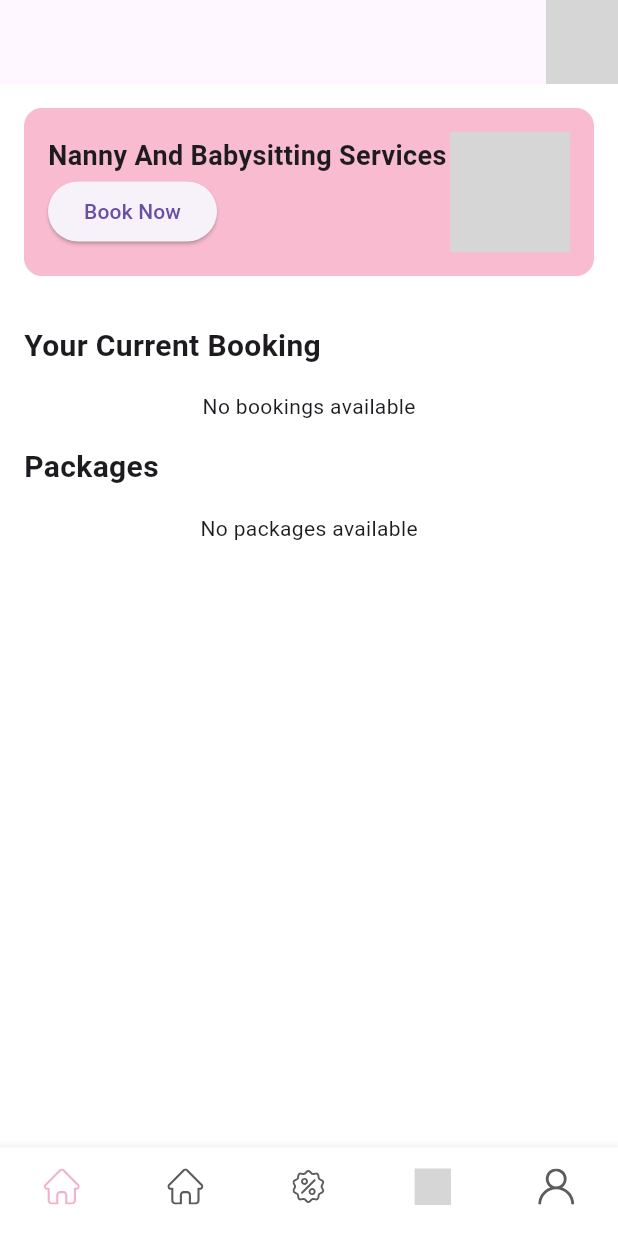
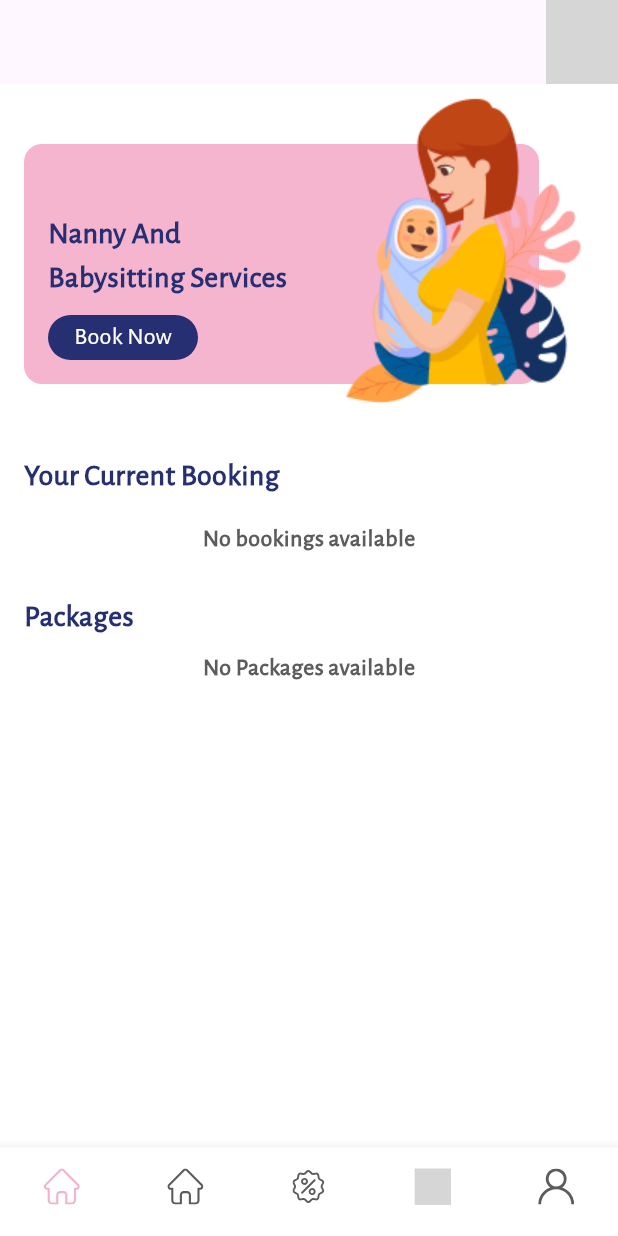
Before and after one commit to sapna187/task2, a Flutter app: the screen it shows after launch, on a phone screen of 412 x 824 dp. Run offline on Flutter 3.47's test engine with Material 3 defaults, Android fonts, the phone set to English and light mode, and no system bars; our stand-ins replace flutter_svg, get, image_picker; network calls fail; grey boxes are pictures that could not be loaded.

Commit message:
pre - changes

```diff
--- a/lib/booking/bookings.dart
+++ b/lib/booking/bookings.dart
@@ -1,6 +1,9 @@
 import 'package:flutter/material.dart';
+import 'package:flutter_svg/svg.dart';
 import 'package:get/get.dart';
 import 'package:nanny_vanny/booking/boooking_controller.dart';
+import 'package:nanny_vanny/components/images.dart';
+import 'package:nanny_vanny/components/utils.dart';
 
 class CurrentBookingCard extends StatelessWidget {
   final BookingController bookingController = Get.put(BookingController());
@@ -15,7 +18,9 @@ class CurrentBookingCard extends StatelessWidget {
       }
 
       if (bookingController.bookingData.isEmpty) {
-        return const Center(child: Text("No bookings available"));
+        return Center(
+            child: customText(
+                "No bookings available", lightBlack, 16.0, FontWeight.w600));
       }
 
       var booking = bookingController.bookingData;
@@ -27,72 +32,139 @@ class CurrentBookingCard extends StatelessWidget {
           borderRadius: BorderRadius.circular(12.0),
           boxShadow: [
             BoxShadow(
-              color: Colors.grey.withOpacity(0.5),
-              spreadRadius: 5,
+              color: Colors.grey.withOpacity(0.2),
+              spreadRadius: 0,
               blurRadius: 7,
-              offset: const Offset(0, 3),
+              offset: const Offset(0, 0),
             ),
           ],
         ),
         child: Column(
           crossAxisAlignment: CrossAxisAlignment.start,
           children: [
-            Text(
-              booking['title'] ?? 'Package',
-              style: const TextStyle(
-                fontSize: 18,
-                fontWeight: FontWeight.bold,
-              ),
+            Row(
+              mainAxisAlignment: MainAxisAlignment.spaceBetween,
+              children: [
+                customText(booking['title'] ?? 'Package', pinkText, 17.0,
+                    FontWeight.w500),
+                Container(
+                  height: 30,
+                  width: 100,
+                  decoration: BoxDecoration(
+                      borderRadius: BorderRadius.circular(20.0),
+                      color: pinkText),
+                  child: Center(
+                    child: customText("Start", white, 16.0, FontWeight.w500),
+                  ),
+                )
+              ],
             ),
             const SizedBox(height: 10),
             Row(
               mainAxisAlignment: MainAxisAlignment.spaceBetween,
               children: [
-                Text(
-                  'From\n${booking['from_date']}\n${booking['from_time']}',
-                  style: const TextStyle(fontSize: 14),
+                Column(
+                  crossAxisAlignment: CrossAxisAlignment.start,
+                  children: [
+                    customText("From", lightBlack, 14.0, FontWeight.w500),
+                    Row(
+                      children: [
+                        SvgPicture.asset(ImagePath.cal1),
+                        gapW(5),
+                        customText(booking['from_date'], lightBlack, 16.0,
+                            FontWeight.w600),
+                      ],
+                    ),
+                    Row(
+                      children: [
+                        SvgPicture.asset(ImagePath.clock),
+                        gapW(5),
+                        customText(booking['from_time'], lightBlack, 16.0,
+                            FontWeight.w600),
+                      ],
+                    ),
+                  ],
                 ),
-                Text(
-                  'To\n${booking['to_date']}\n${booking['to_time']}',
-                  style: const TextStyle(fontSize: 14),
+                Column(
+                  crossAxisAlignment: CrossAxisAlignment.start,
+                  children: [
+                    customText("To", lightBlack, 16.0, FontWeight.w500),
+                    Row(
+                      children: [
+                        SvgPicture.asset(ImagePath.cal1),
+                        gapW(5),
+                        customText(booking['to_date'], lightBlack, 16.0,
+                            FontWeight.w600),
+                      ],
+                    ),
+                    Row(
+                      children: [
+                        SvgPicture.asset(ImagePath.clock),
+                        gapW(5),
+                        customText(booking['to_time'], lightBlack, 14.0,
+                            FontWeight.w600),
+                      ],
+                    ),
+                  ],
                 ),
-                ElevatedButton(
-                  onPressed: () {},
-                  child: const Text('Start'),
-                ),
+                gapW(5)
               ],
             ),
-            const SizedBox(height: 10),
+            gapH(10),
             Row(
               mainAxisAlignment: MainAxisAlignment.spaceAround,
               children: [
-                ElevatedButton(
-                  onPressed: () {},
-                  child: const Text(
-                    'Rate Us',
-                    style: TextStyle(
-                      fontSize: 12,
+                Container(
+                  height: 25,
+                  width: 90,
+                  decoration: BoxDecoration(
+                      borderRadius: BorderRadius.circular(20.0), color: blue),
+                  child: Center(
+                    child: Row(
+                      mainAxisAlignment: MainAxisAlignment.center,
+                      children: [
+                        SvgPicture.asset(ImagePath.star),
+                        gapW(4),
+                        customText("Rate Us", white, 15.0, FontWeight.w500),
+                      ],
                     ),
                   ),
                 ),
-                ElevatedButton(
-                  onPressed: () {},
-                  child: const Text(
-                    'Geolocation',
-                    style: TextStyle(
-                      fontSize: 12,
+
+                Container(
+                  height: 25,
+                  width: 110,
+                  decoration: BoxDecoration(
+                      borderRadius: BorderRadius.circular(20.0), color: blue),
+                  child: Center(
+                    child: Row(
+                      mainAxisAlignment: MainAxisAlignment.center,
+                      children: [
+                        Image.asset(ImagePath.pin),
+                        gapW(4),
+                        customText("Geolocation", white, 15.0, FontWeight.w500),
+                      ],
                     ),
                   ),
                 ),
-                ElevatedButton(
-                  onPressed: () {},
-                  child: const Text(
-                    'Surveillance',
-                    style: TextStyle(
-                      fontSize: 12,
+
+                Container(
+                  height: 25,
+                  width: 110,
+                  decoration: BoxDecoration(
+                      borderRadius: BorderRadius.circular(20.0), color: blue),
+                  child: Center(
+                    child: Row(
+                      mainAxisAlignment: MainAxisAlignment.center,
+                      children: [
+                        Image.asset(ImagePath.radio),
+                        gapW(4),
+                        customText("Surveillance", white, 15.0, FontWeight.w500),
+                      ],
                     ),
                   ),
                 ),
+
               ],
             ),
           ],
--- a/lib/components/utils.dart
+++ b/lib/components/utils.dart
@@ -3,10 +3,12 @@ import 'package:flutter/material.dart';
 
 // Colors
 const pink = Color(0xffF0B3CD);
+const pinkText = Color(0xffE36DA6);
 const lightPink = Color(0xffF5B5CF);
 const black = Color(0xff181C2E);
 const white = Color(0xffFFFFFF);
 const blue = Color(0xff262F71);
+const dirtyBlue = Color(0xff0098D0);
 const lightBlue = Color(0xff80ABDB);
 const lightBlack = Color(0xff5C5C5C);
 
--- a/lib/home/home.dart
+++ b/lib/home/home.dart
@@ -20,9 +20,7 @@ class HomeView extends StatelessWidget {
       backgroundColor: white,
       key: scaffoldKey,
       appBar: AppBar(
-        actions: [
-          SvgPicture.asset(ImagePath.menu)
-        ],
+        actions: [SvgPicture.asset(ImagePath.menu)],
       ),
       endDrawer: const Drawer(),
       body: SafeArea(
@@ -31,65 +29,77 @@ class HomeView extends StatelessWidget {
             crossAxisAlignment: CrossAxisAlignment.start,
             children: [
               Padding(
-                padding: const EdgeInsets.all(16.0),
-                child: Container(
+                  padding: const EdgeInsets.symmetric(horizontal: 16.0),
+                  child: Stack(
+                    children: [
+                      Column(
+                        children: [
+                          gapH(40),
+                          Container(
+                            height: 160,
+                            width: MediaQuery.of(context).size.width / 1.2,
                             padding: const EdgeInsets.all(16.0),
                             decoration: BoxDecoration(
-                    color: Colors.pink.shade100,
+                              color: lightPink,
                               borderRadius: BorderRadius.circular(12.0),
                             ),
-                  child: Row(
-                    mainAxisAlignment: MainAxisAlignment.spaceBetween,
+                            child: Column(
+                              crossAxisAlignment: CrossAxisAlignment.start,
+                              mainAxisAlignment: MainAxisAlignment.end,
                               children: [
                                 Column(
                                   crossAxisAlignment: CrossAxisAlignment.start,
                                   children: [
-                          const Text(
-                            'Nanny And Babysitting Services',
-                            style: TextStyle(
-                              fontSize: 18,
-                              fontWeight: FontWeight.bold,
+                                    customText(
+                                        "Nanny And\nBabysitting Services",
+                                        blue,
+                                        20.0,
+                                        FontWeight.w600),
+                                    gapH(10),
+                                    Container(
+                                      height: 30,
+                                      width: 100,
+                                      decoration: BoxDecoration(
+                                          borderRadius:
+                                              BorderRadius.circular(20.0),
+                                          color: blue),
+                                      child: Center(
+                                        child: customText("Book Now", white,
+                                            16.0, FontWeight.w500),
                                       ),
-                          ),
-                          ElevatedButton(
-                            onPressed: () {},
-                            child: const Text('Book Now'),
-                          ),
+                                    )
                                   ],
-                      ),
-                      SvgPicture.asset(
-                        'assets/images/lady.svg',
-                        height: 80,
                                 ),
                               ],
                             ),
                           ),
+                        ],
                       ),
-              const Padding(
-                padding: EdgeInsets.all(16.0),
-                child: Text(
-                  'Your Current Booking',
-                  style: TextStyle(
-                    fontSize: 20,
-                    fontWeight: FontWeight.bold,
-                  ),
-                ),
+                      Row(
+                        children: [
+                          const Spacer(),
+                          Image.asset(ImagePath.nanny),
+                        ],
+                      )
+                    ],
+                  )),
+              Padding(
+                padding: const EdgeInsets.all(16.0),
+                child: customText('Your Current Booking', blue, 20.0, FontWeight.bold)
               ),
               Padding(
                 padding: const EdgeInsets.symmetric(horizontal: 16.0),
                 child: CurrentBookingCard(),
               ),
-              const Padding(
-                padding: EdgeInsets.all(16.0),
-                child: Text(
-                  'Packages',
-                  style: TextStyle(
-                    fontSize: 20,
-                    fontWeight: FontWeight.bold,
+              gapH(26),
+              Padding(
+                padding: const EdgeInsets.symmetric(horizontal: 16.0),
+                child: customText("Packages", blue, 20.0, FontWeight.bold)
               ),
+              Padding(
+                padding: const EdgeInsets.all(8.0),
+                child: PackageListView(),
               ),
-              ),
-              PackageListView(),
             ],
           ),
         ),
@@ -108,8 +118,7 @@ class HomeView extends StatelessWidget {
             'assets/images/home.svg',
             height: 24,
             width: 24,
-            color:
-                controller.selectedCategory.value == 0 ? pink : lightBlack,
+            color: controller.selectedCategory.value == 0 ? pink : lightBlack,
           ),
           label: '',
         ),
@@ -118,8 +127,7 @@ class HomeView extends StatelessWidget {
             ImagePath.home,
             height: 24,
             width: 24,
-            color:
-                controller.selectedCategory.value == 1 ? pink : lightBlack,
+            color: controller.selectedCategory.value == 1 ? pink : lightBlack,
           ),
           label: '',
         ),
@@ -134,8 +142,7 @@ class HomeView extends StatelessWidget {
             ImagePath.booking,
             height: 24,
             width: 24,
-            color:
-                controller.selectedCategory.value == 2 ? pink : lightBlack,
+            color: controller.selectedCategory.value == 2 ? pink : lightBlack,
           ),
           label: '',
         ),
@@ -144,8 +151,7 @@ class HomeView extends StatelessWidget {
             ImagePath.profile,
             height: 24,
             width: 24,
-            color:
-                controller.selectedCategory.value == 3 ? pink : lightBlack,
+            color: controller.selectedCategory.value == 3 ? pink : lightBlack,
           ),
           label: '',
         ),
--- a/lib/packages/packages.dart
+++ b/lib/packages/packages.dart
@@ -1,5 +1,6 @@
 import 'package:flutter/material.dart';
 import 'package:get/get.dart';
+import 'package:nanny_vanny/components/utils.dart';
 import 'package:nanny_vanny/packages/package_controller.dart';
 
 class PackageListView extends StatelessWidget {
@@ -15,7 +16,8 @@ class PackageListView extends StatelessWidget {
       }
 
       if (packageController.packages.isEmpty) {
-        return const Center(child: Text('No packages available'));
+        return Center(child: customText(
+                "No Packages available", lightBlack, 16.0, FontWeight.w600));
       }
 
       return ListView.builder(
@@ -40,6 +42,7 @@ class PackageCard extends StatelessWidget {
   final String description;
 
   const PackageCard({
+    super.key,
     required this.title,
     required this.price,
     required this.description,
@@ -52,12 +55,25 @@ class PackageCard extends StatelessWidget {
       child: Container(
         padding: const EdgeInsets.all(16.0),
         decoration: BoxDecoration(
-          color: Colors.pink.shade100,
+          color: price == '₹ 7497' ? lightBlue : lightPink,
           borderRadius: BorderRadius.circular(12.0),
         ),
         child: Column(
           crossAxisAlignment: CrossAxisAlignment.start,
           children: [
+            Row(
+              children: [
+                Container(
+                  height: 30,
+                  width: 100,
+                  decoration: BoxDecoration(
+                      borderRadius: BorderRadius.circular(20.0), color: price == '₹ 7497' ? dirtyBlue : pinkText),
+                  child: Center(
+                    child: customText("Book Now", white, 16.0, FontWeight.w500),
+                  ),
+                )
+              ],
+            ),
             Text(
               title,
               style: const TextStyle(
```
Lines whose indentation alone changed are shown as unchanged.
